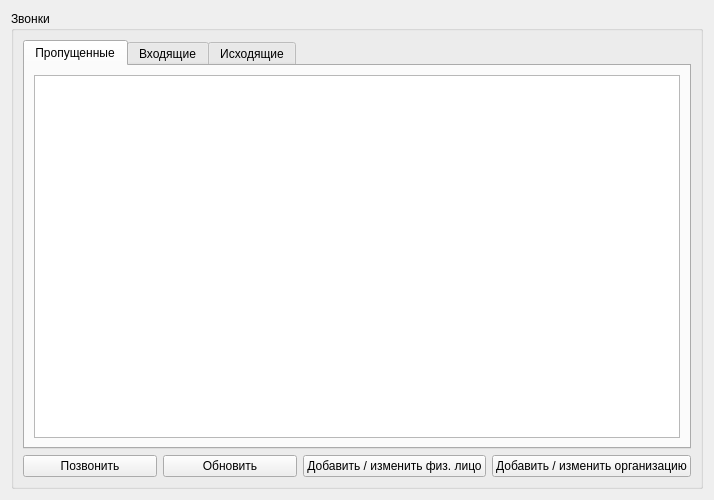
Before: the Qt Designer form CallHistoryDialog.ui in okostynchuk/Outcall, drawn with Qt 5.
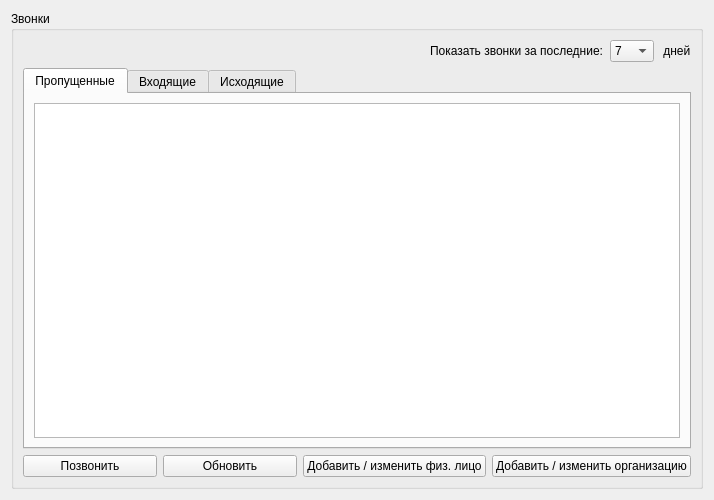
After: the same form once the commit is applied. Icons and pictures are not drawn.

Commit message: calls vezde

```diff
--- a/CallHistoryDialog.ui
+++ b/CallHistoryDialog.ui
@@ -30,6 +30,56 @@
       <string>Звонки</string>
      </property>
      <layout class="QVBoxLayout" name="verticalLayout_4">
+      <item>
+       <layout class="QGridLayout" name="gridLayout_3">
+        <item row="0" column="3">
+         <widget class="QLabel" name="label_15">
+          <property name="text">
+           <string> дней</string>
+          </property>
+         </widget>
+        </item>
+        <item row="0" column="1">
+         <widget class="QLabel" name="label_16">
+          <property name="text">
+           <string>Показать звонки за последние:</string>
+          </property>
+         </widget>
+        </item>
+        <item row="0" column="2">
+         <widget class="QComboBox" name="comboBox_2">
+          <item>
+           <property name="text">
+            <string>7</string>
+           </property>
+          </item>
+          <item>
+           <property name="text">
+            <string>14</string>
+           </property>
+          </item>
+          <item>
+           <property name="text">
+            <string>30</string>
+           </property>
+          </item>
+         </widget>
+        </item>
+        <item row="0" column="0">
+         <spacer name="horizontalSpacer_3">
+          <property name="orientation">
+           <enum>Qt::Horizontal</enum>
+          </property>
+          <property name="sizeHint" stdset="0">
+           <size>
+            <width>40</width>
+            <height>20</height>
+           </size>
+          </property>
+         </spacer>
+        </item>
+       </layout>
+      </item>
       <item>
        <widget class="QTabWidget" name="tabWidget">
         <property name="focusPolicy">
```
The commit also changes 16 other files.
